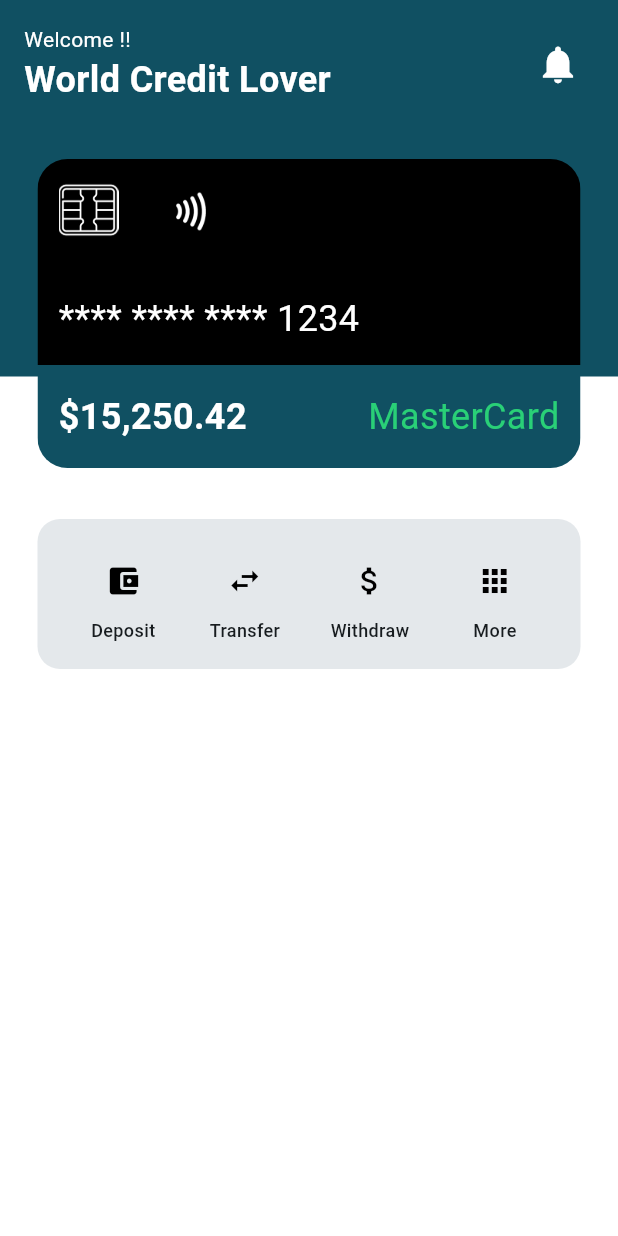
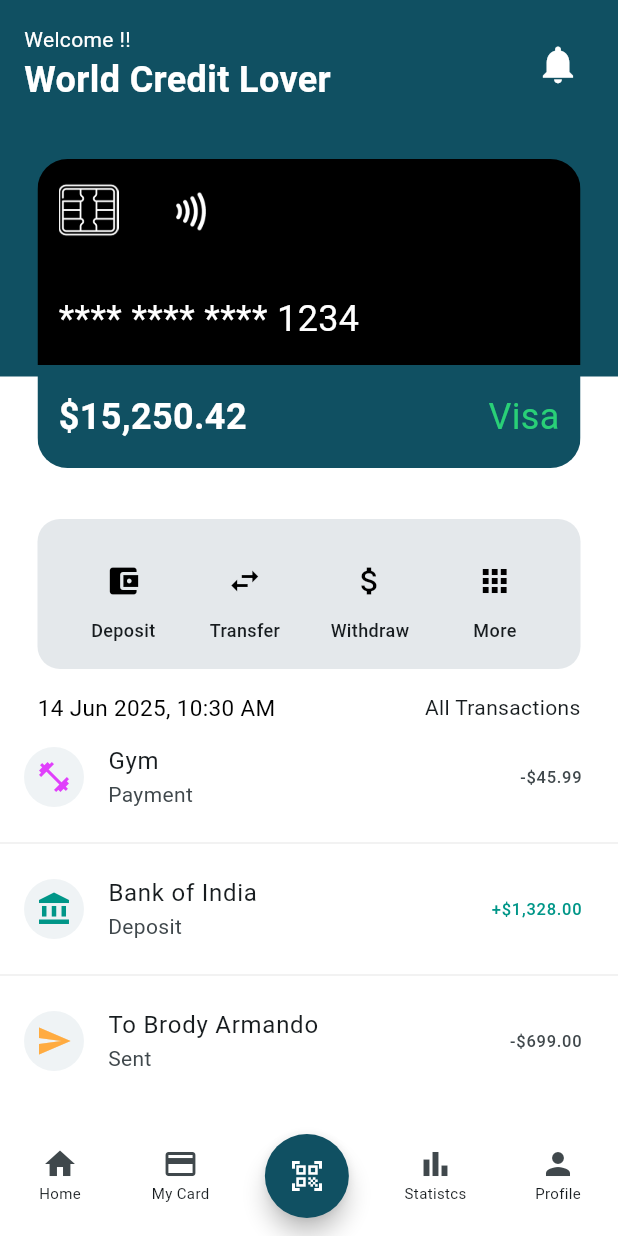
Before and after one commit to deepakkalwankar/WalletX, a Flutter app: the screen it shows after launch, on a phone screen of 412 x 824 dp. Run offline on Flutter 3.47's test engine with Material 3 defaults, Android fonts, the phone set to English and light mode, and no system bars.

Commit message:
initial commit

```diff
--- a/lib/Pages/carddetails.dart
+++ b/lib/Pages/carddetails.dart
@@ -70,7 +70,7 @@ class CardDetails extends StatelessWidget {
                       Row(
                         mainAxisAlignment: MainAxisAlignment.start,
                         children: [
-                          Text("MasterCard",style: TextStyle(color: const Color.fromARGB(255, 41, 208, 119), fontSize: 24),)
+                          Text("Visa",style: TextStyle(color: const Color.fromARGB(255, 41, 208, 119), fontSize: 24),)
                         ],
                       )
                     ],
--- a/lib/Pages/transactionhistory.dart
+++ b/lib/Pages/transactionhistory.dart
@@ -1,34 +1,31 @@
 import 'package:flutter/material.dart';
+import 'package:intl/intl.dart';
 
 class Transactionhistory extends StatelessWidget {
   const Transactionhistory({super.key});
 
   @override
   Widget build(BuildContext context) {
+    final String formattedDate = DateFormat(
+      'dd MMM yyyy, hh:mm a',
+    ).format(DateTime.now());
     return Expanded(
       child: ListView(
-        children:  [
-         const  Padding(
+        children: [
+          Padding(
             padding: EdgeInsets.symmetric(horizontal: 25.0),
             child: Row(
               mainAxisAlignment: MainAxisAlignment.spaceBetween,
               children: [
-                Text("Today, Dec 29"),
-                Row(
-                  children: [
-                    Text("All Transactions"),
-                  ],
-                ),
+                Text(formattedDate, style: TextStyle(color: Colors.black, fontSize: 15)),
+                Row(children: [Text("All Transactions")]),
               ],
             ),
           ),
           const ListTile(
             leading: CircleAvatar(
               backgroundColor: Color.fromARGB(255, 239, 243, 245),
-              child: Icon(
-                Icons.fitness_center,
-                color: Colors.purpleAccent,
-              ),
+              child: Icon(Icons.fitness_center, color: Colors.purpleAccent),
             ),
             title: Text("Gym"),
             subtitle: Text("Payment"),
@@ -37,30 +34,21 @@ class Transactionhistory extends StatelessWidget {
               // style: TextStyle(color: Colors.red),
             ),
           ),
-          Divider(color: Colors.grey[200],),
+          Divider(color: Colors.grey[200]),
           const ListTile(
             leading: CircleAvatar(
               backgroundColor: Color.fromARGB(255, 239, 243, 245),
-              child: Icon(
-                Icons.account_balance,
-                color: Colors.teal,
-              ),
+              child: Icon(Icons.account_balance, color: Colors.teal),
             ),
             title: Text("Bank of India"),
             subtitle: Text("Deposit"),
-            trailing: Text(
-              "+\$1,328.00",
-              style: TextStyle(color: Colors.teal),
-            ),
+            trailing: Text("+\$1,328.00", style: TextStyle(color: Colors.teal)),
           ),
-          Divider(color: Colors.grey[200],),
+          Divider(color: Colors.grey[200]),
           const ListTile(
             leading: CircleAvatar(
               backgroundColor: Color.fromARGB(255, 239, 243, 245),
-              child: Icon(
-                Icons.send,
-                color: Colors.orangeAccent,
-              ),
+              child: Icon(Icons.send, color: Colors.orangeAccent),
             ),
             title: Text("To Brody Armando"),
             subtitle: Text("Sent"),
@@ -68,7 +56,7 @@ class Transactionhistory extends StatelessWidget {
               "-\$699.00",
               // style: TextStyle(color: Colors.red),
             ),
-          )
+          ),
         ],
       ),
     );
--- a/lib/main.dart
+++ b/lib/main.dart
@@ -2,6 +2,7 @@
 
 import 'Pages/buttons.dart';
 import 'Pages/carddetails.dart';
+import 'Pages/transactionhistory.dart';
 
 void main() {
   runApp(const MyApp());
@@ -75,7 +76,9 @@
                     child: const Column(
                       children: [
                         SizedBox(height: 95),
-                        Buttons()
+                        Buttons(),
+                        SizedBox(height: 15),
+                        Transactionhistory(),
                         // TransactionList
                       ],
                     ),
@@ -92,6 +95,58 @@
           ],
         ),
       ),
+      bottomNavigationBar: BottomAppBar(
+        color: Colors.white,
+        child: Row(
+          mainAxisAlignment: MainAxisAlignment.spaceBetween,
+          children: [
+            IconButton(
+              onPressed: () {},
+              icon: Column(
+                children: [
+                  Icon(Icons.home),
+                  Text("Home", style: TextStyle(fontSize: 10)),
+                ],
+              ),
+            ),
+            IconButton(
+              onPressed: () {},
+              icon: Column(
+                children: [
+                  Icon(Icons.credit_card),
+                  Text("My Card", style: TextStyle(fontSize: 10)),
+                ],
+              ),
+            ),
+            FloatingActionButton(
+              onPressed: () {},
+              backgroundColor: const Color.fromARGB(255, 16, 80, 98),
+              shape: RoundedRectangleBorder(
+                borderRadius: BorderRadius.circular(30),
+              ),
+              child: const Icon(Icons.qr_code_scanner, color: Colors.white),
+            ),
+            IconButton(
+              onPressed: () {},
+              icon: Column(
+                children: [
+                  Icon(Icons.bar_chart),
+                  Text("Statistcs", style: TextStyle(fontSize: 10)),
+                ],
+              ),
+            ),
+            IconButton(
+              onPressed: () {},
+              icon: Column(
+                children: [
+                  Icon(Icons.person),
+                  Text("Profile", style: TextStyle(fontSize: 10)),
+                ],
+              ),
+            ),
+          ],
+        ),
+      ),
     );
   }
 }
--- a/pubspec.yaml
+++ b/pubspec.yaml
@@ -30,6 +30,7 @@ environment:
 dependencies:
   flutter:
     sdk: flutter
+  intl: "0.20.2"
 
   # The following adds the Cupertino Icons font to your application.
   # Use with the CupertinoIcons class for iOS style icons.
```
Also changed, not shown: pubspec.lock.
